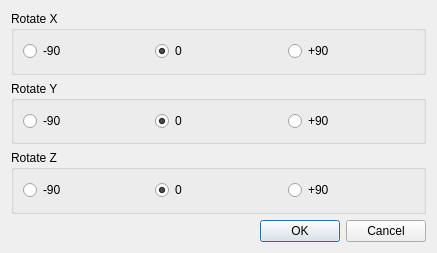
The window that src/Gui/RotateModelDialog.ui (fredrickojackson/CppCAM) describes before a commit, drawn with Qt 5.
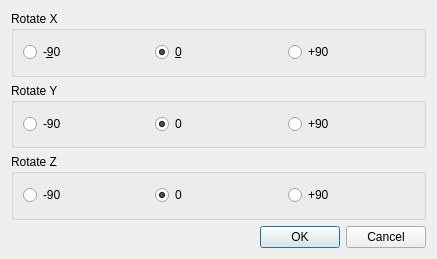
The same window after the commit. Icons and pictures are not drawn.

Patch:
```diff
--- a/src/Gui/RotateModelDialog.ui
+++ b/src/Gui/RotateModelDialog.ui
@@ -10,7 +10,7 @@
     <x>0</x>
     <y>0</y>
     <width>437</width>
-    <height>253</height>
+    <height>259</height>
    </rect>
   </property>
   <property name="windowTitle">
@@ -33,14 +33,14 @@
       <item row="0" column="0">
        <widget class="QRadioButton" name="radioButton_xmin">
         <property name="text">
-         <string>-90</string>
+         <string>-&amp;90</string>
         </property>
        </widget>
       </item>
       <item row="0" column="1">
        <widget class="QRadioButton" name="radioButton_xcen">
         <property name="text">
-         <string>0</string>
+         <string>&amp;0</string>
         </property>
         <property name="checked">
          <bool>true</bool>
```
